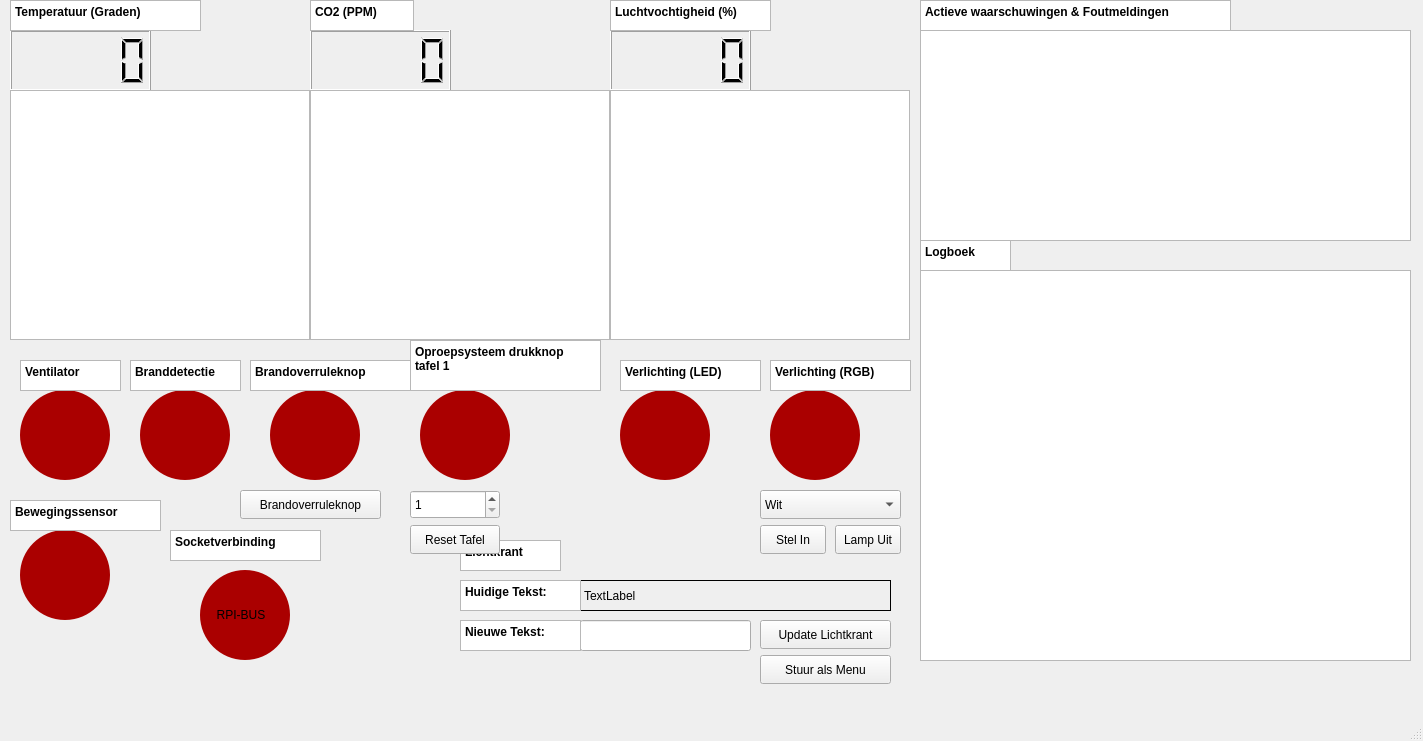
The window that RPI-WEMOS/mainwindow.ui (HHS-groupF/ProjectF) describes before a commit, drawn with Qt 5.
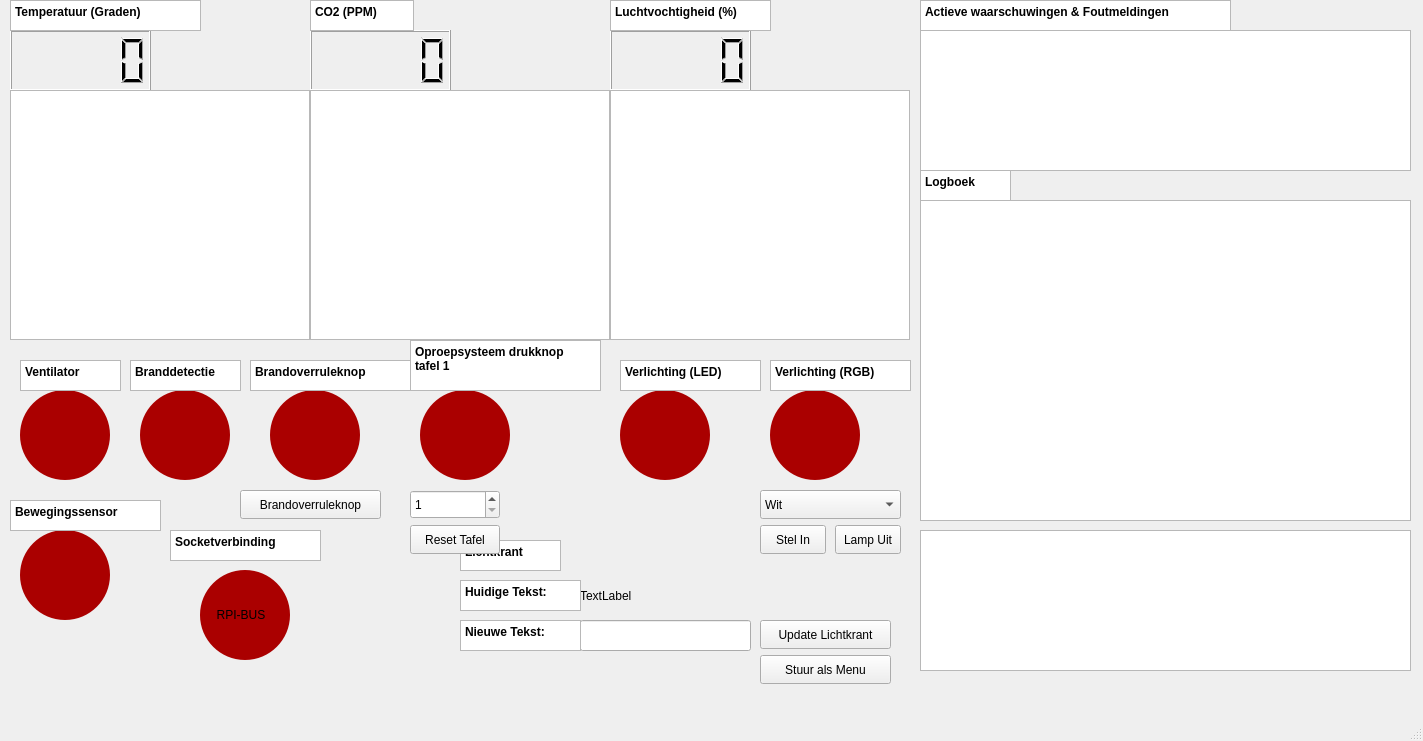
The same window after the commit.

```diff
--- a/RPI-WEMOS/mainwindow.ui
+++ b/RPI-WEMOS/mainwindow.ui
@@ -410,7 +410,7 @@
       <x>920</x>
       <y>30</y>
       <width>491</width>
-      <height>211</height>
+      <height>141</height>
      </rect>
     </property>
    </widget>
@@ -485,9 +485,9 @@
     <property name="geometry">
      <rect>
       <x>920</x>
-      <y>270</y>
+      <y>200</y>
       <width>491</width>
-      <height>391</height>
+      <height>321</height>
      </rect>
     </property>
    </widget>
@@ -495,7 +495,7 @@
     <property name="geometry">
      <rect>
       <x>920</x>
-      <y>240</y>
+      <y>170</y>
       <width>91</width>
       <height>31</height>
      </rect>
@@ -510,8 +510,8 @@
 hr { height: 1px; border-width: 0; }
 li.unchecked::marker { content: &quot;\2610&quot;; }
 li.checked::marker { content: &quot;\2612&quot;; }
-&lt;/style&gt;&lt;/head&gt;&lt;body style=&quot; font-family:'Segoe UI'; font-size:9pt; font-weight:400; font-style:normal;&quot;&gt;
-&lt;p style=&quot; margin-top:0px; margin-bottom:0px; margin-left:0px; margin-right:0px; -qt-block-indent:0; text-indent:0px;&quot;&gt;&lt;span style=&quot; font-weight:700;&quot;&gt;Logboek&lt;/span&gt;&lt;/p&gt;&lt;/body&gt;&lt;/html&gt;</string>
+&lt;/style&gt;&lt;/head&gt;&lt;body style=&quot; font-family:'PibotoLt'; font-size:12pt; font-weight:400; font-style:normal;&quot;&gt;
+&lt;p style=&quot; margin-top:0px; margin-bottom:0px; margin-left:0px; margin-right:0px; -qt-block-indent:0; text-indent:0px;&quot;&gt;&lt;span style=&quot; font-family:'Segoe UI'; font-size:9pt; font-weight:700;&quot;&gt;Logboek&lt;/span&gt;&lt;/p&gt;&lt;/body&gt;&lt;/html&gt;</string>
     </property>
    </widget>
    <widget class="QLineEdit" name="lineEdit_Lichtkrant_Nieuw">
@@ -547,7 +547,7 @@
      </rect>
     </property>
     <property name="frameShape">
-     <enum>QFrame::Shape::Box</enum>
+     <enum>QFrame::NoFrame</enum>
     </property>
     <property name="text">
      <string>TextLabel</string>
@@ -784,6 +784,16 @@
      <string>Stuur als Menu</string>
     </property>
    </widget>
+   <widget class="QTextBrowser" name="textBrowser_Socket">
+    <property name="geometry">
+     <rect>
+      <x>920</x>
+      <y>530</y>
+      <width>491</width>
+      <height>141</height>
+     </rect>
+    </property>
+   </widget>
   </widget>
   <widget class="QMenuBar" name="menubar">
    <property name="geometry">
```
Left out of the diff: 64 changed lines with no effect on the pictures.
